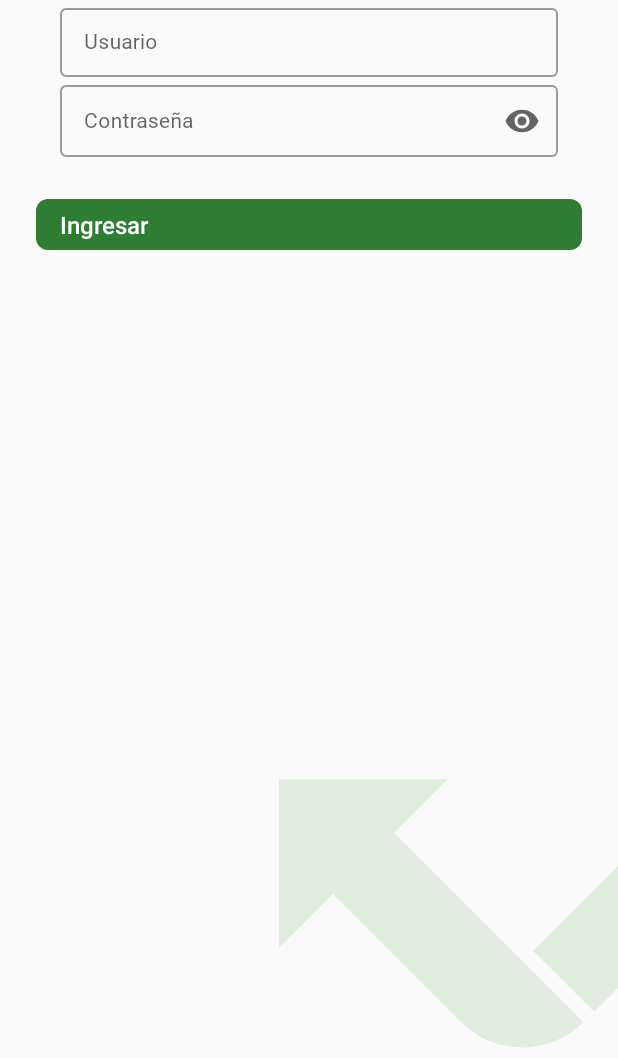
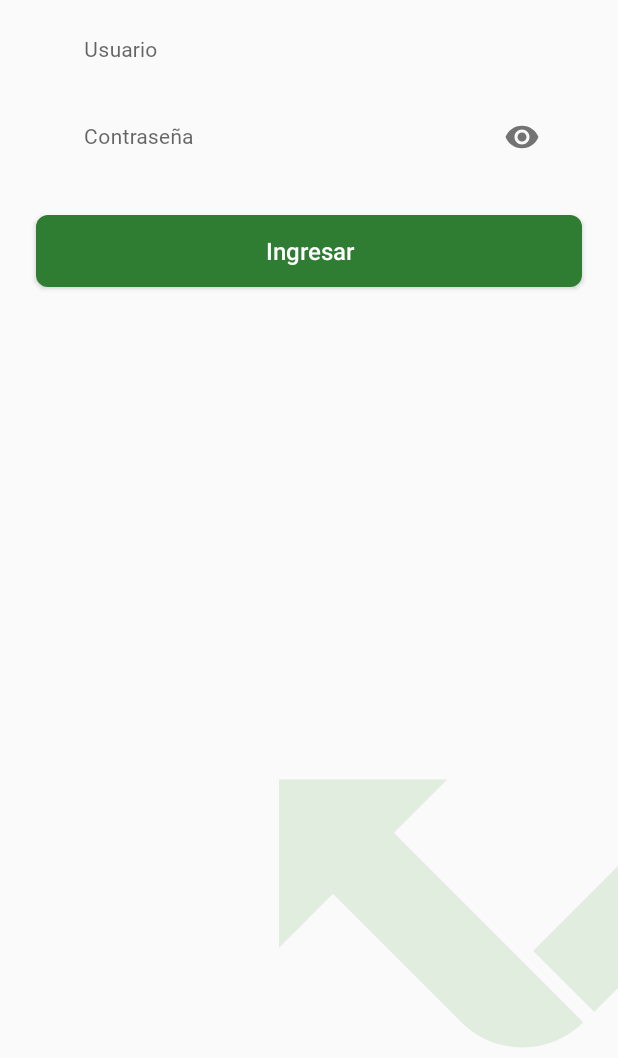
Before and after one commit to migdress/ghl2020-reciapp-android-user, an Android app: the screen it shows after launch (LoginActivity), on a phone screen of 412 x 824 dp, the part 178-1236 px from its top. Run offline under Robolectric (Android 15) with nearby library versions, the phone set to English and light mode, and no system bars; 1 statement that could not run was skipped.

Commit message:
[Fix] Orientation in Manifest and onBackPressed in LoginActivity.kt

```diff
--- a/app/src/main/AndroidManifest.xml
+++ b/app/src/main/AndroidManifest.xml
@@ -11,7 +11,8 @@
         android:theme="@style/AppTheme">
         <activity
             android:name=".presentation.views.activities.LoginActivity"
-            android:theme="@style/AppTheme.NoActionBar">
+            android:theme="@style/AppTheme.NoActionBar"
+            android:screenOrientation="portrait">
             <intent-filter>
                 <action android:name="android.intent.action.MAIN" />
 
--- a/app/src/main/java/com/reciapp/user/presentation/views/activities/LoginActivity.kt
+++ b/app/src/main/java/com/reciapp/user/presentation/views/activities/LoginActivity.kt
@@ -17,4 +17,6 @@ class LoginActivity : AppCompatActivity() {
         findNavController(R.id.fraNavigationLogin)
             .setGraph(R.navigation.login_nav_graph, intent.extras)
     }
+
+    override fun onBackPressed() {}
 }
--- a/app/src/main/res/layout/fragment_login.xml
+++ b/app/src/main/res/layout/fragment_login.xml
@@ -67,7 +67,7 @@
 
         <com.google.android.material.textfield.TextInputLayout
             android:id="@+id/tilUsername"
-            style="@style/Widget.MaterialComponents.TextInputLayout.OutlinedBox.Dense"
+            android:theme="@style/Widget.MaterialComponents.TextInputLayout.OutlinedBox.Dense"
             android:layout_width="@dimen/size_0dp"
             android:layout_height="wrap_content"
             android:layout_marginHorizontal="@dimen/size_16dp"
@@ -87,7 +87,7 @@
 
         <com.google.android.material.textfield.TextInputLayout
             android:id="@+id/tilPassword"
-            style="@style/Widget.MaterialComponents.TextInputLayout.OutlinedBox.Dense"
+            android:theme="@style/Widget.MaterialComponents.TextInputLayout.OutlinedBox.Dense"
             android:layout_width="@dimen/size_0dp"
             android:layout_height="wrap_content"
             android:layout_marginHorizontal="@dimen/size_16dp"
@@ -106,7 +106,7 @@
 
         </com.google.android.material.textfield.TextInputLayout>
 
-        <com.google.android.material.button.MaterialButton
+        <androidx.appcompat.widget.AppCompatButton
             android:id="@+id/btnLogin"
             style="@style/ButtonPrimary"
             android:layout_width="@dimen/size_0dp"
```
